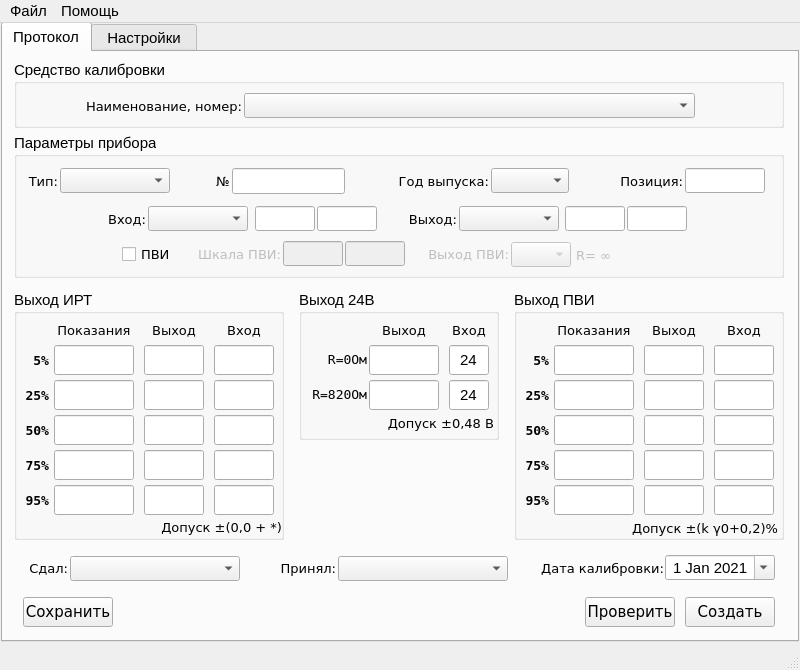
asd192/CalibrationIRT59, file main.ui: the form before one commit.
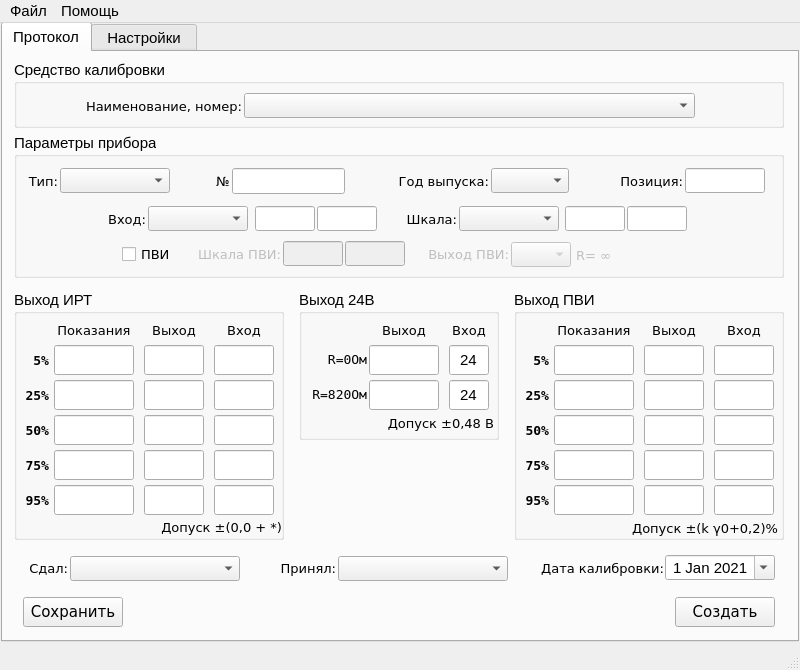
The form after the commit.

The edit to the form file:
```diff
--- a/main.ui
+++ b/main.ui
@@ -53,9 +53,9 @@
      <widget class="QPushButton" name="pushButton_create">
       <property name="geometry">
        <rect>
-        <x>682</x>
+        <x>672</x>
         <y>545</y>
-        <width>90</width>
+        <width>100</width>
         <height>30</height>
        </rect>
       </property>
@@ -241,7 +241,7 @@
         </font>
        </property>
        <property name="text">
-        <string>Выход:</string>
+        <string>Шкала:</string>
        </property>
        <property name="alignment">
         <set>Qt::AlignRight|Qt::AlignTrailing|Qt::AlignVCenter</set>
@@ -953,34 +953,12 @@
        <cstring>dateEdit_date_calibration</cstring>
       </property>
      </widget>
-     <widget class="QPushButton" name="pushButton_check">
-      <property name="geometry">
-       <rect>
-        <x>582</x>
-        <y>545</y>
-        <width>90</width>
-        <height>30</height>
-       </rect>
-      </property>
-      <property name="font">
-       <font>
-        <family>DejaVu Sans</family>
-        <pointsize>11</pointsize>
-       </font>
-      </property>
-      <property name="toolTip">
-       <string>Проверить погрешность</string>
-      </property>
-      <property name="text">
-       <string>Проверить</string>
-      </property>
-     </widget>
      <widget class="QPushButton" name="pushButton_save_config">
       <property name="geometry">
        <rect>
         <x>20</x>
         <y>545</y>
-        <width>90</width>
+        <width>100</width>
         <height>30</height>
        </rect>
       </property>
```
Left out of the diff: 4 changed lines with no effect on the pictures.
